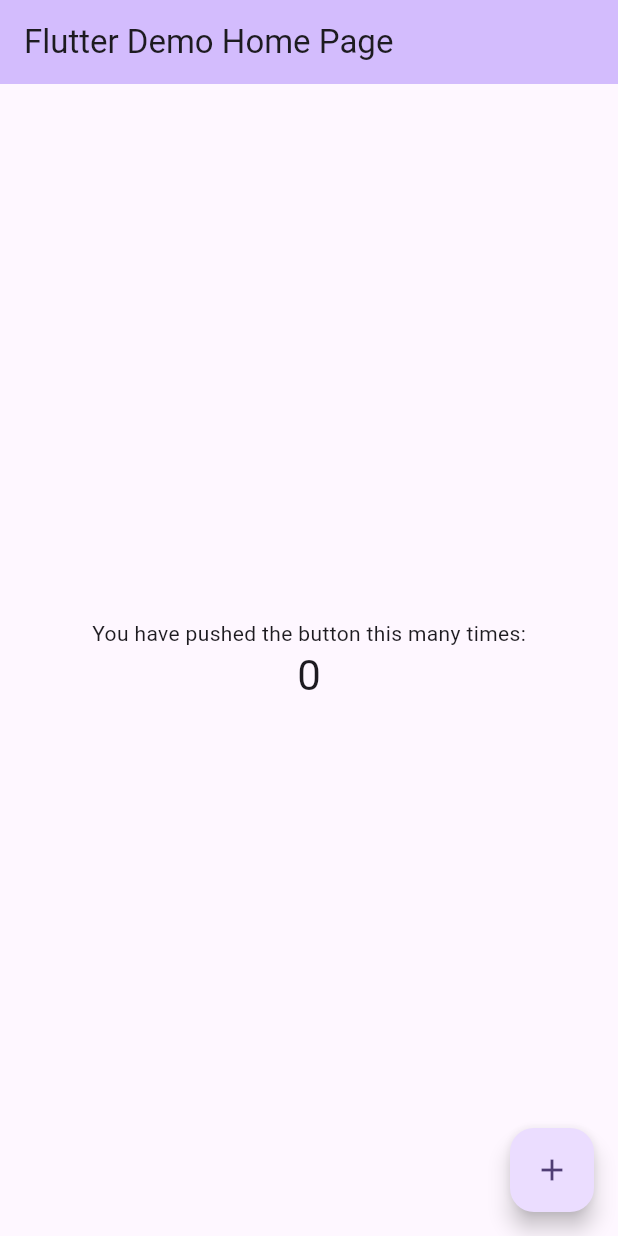
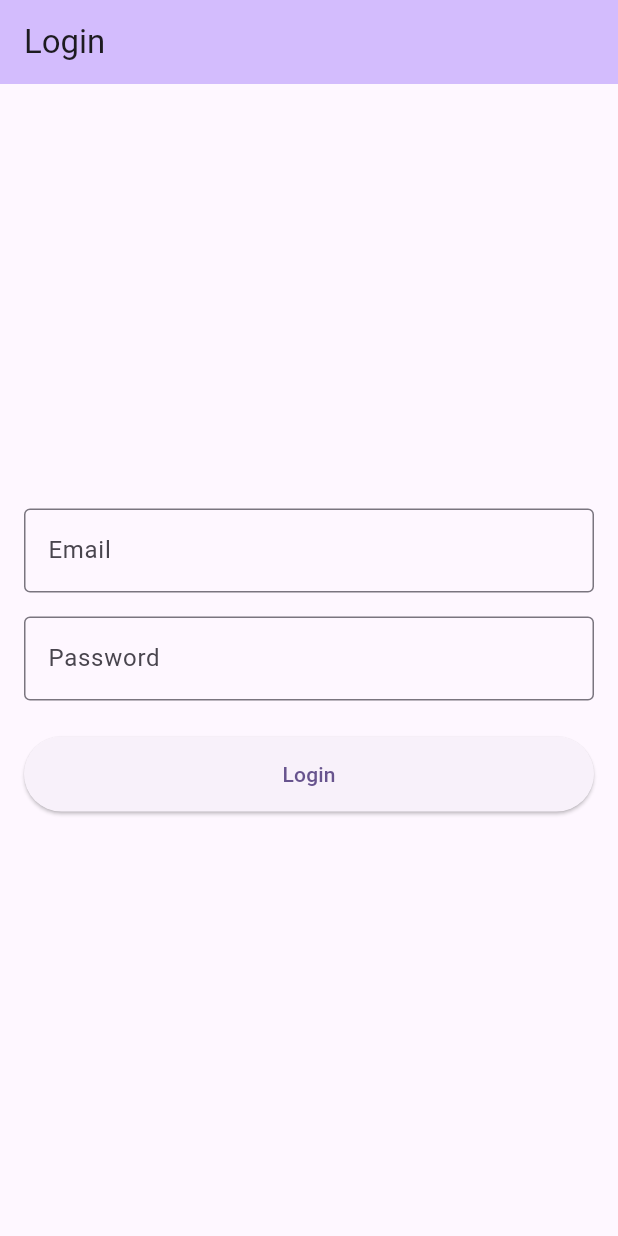
Before and after one commit to VictorSTestOrg/TestRepo, a Flutter app: the screen it shows after launch, on a phone screen of 412 x 824 dp. Run offline on Flutter 3.47's test engine with Material 3 defaults, Android fonts, the phone set to English and light mode, and no system bars.

```diff
--- a/lib/main.dart
+++ b/lib/main.dart
@@ -1,4 +1,6 @@
 import 'package:flutter/material.dart';
+
+import 'services/auth_service.dart';
 
 void main() {
   runApp(const MyApp());
@@ -11,7 +13,7 @@ class MyApp extends StatelessWidget {
   @override
   Widget build(BuildContext context) {
     return MaterialApp(
-      title: 'Flutter Demo',
+      title: 'Login Demo',
       theme: ThemeData(
         // This is the theme of your application.
         //
@@ -31,41 +33,66 @@ class MyApp extends StatelessWidget {
         colorScheme: ColorScheme.fromSeed(seedColor: Colors.deepPurple),
         useMaterial3: true,
       ),
-      home: const MyHomePage(title: 'Flutter Demo Home Page'),
+      home: const LoginPage(),
     );
   }
 }
 
-class MyHomePage extends StatefulWidget {
-  const MyHomePage({super.key, required this.title});
-
-  // This widget is the home page of your application. It is stateful, meaning
-  // that it has a State object (defined below) that contains fields that affect
-  // how it looks.
-
-  // This class is the configuration for the state. It holds the values (in this
-  // case the title) provided by the parent (in this case the App widget) and
-  // used by the build method of the State. Fields in a Widget subclass are
-  // always marked "final".
-
-  final String title;
+class LoginPage extends StatefulWidget {
+  const LoginPage({super.key});
 
   @override
-  State<MyHomePage> createState() => _MyHomePageState();
+  State<LoginPage> createState() => _LoginPageState();
 }
 
-class _MyHomePageState extends State<MyHomePage> {
-  int _counter = 0;
+class _LoginPageState extends State<LoginPage> {
+  final _formKey = GlobalKey<FormState>();
+  final _emailController = TextEditingController();
+  final _passwordController = TextEditingController();
+  final _authService = AuthService();
+  bool _isLoading = false;
+  String? _errorMessage;
 
-  void _incrementCounter() {
+  @override
+  void dispose() {
+    _emailController.dispose();
+    _passwordController.dispose();
+    super.dispose();
+  }
+
+  Future<void> _handleLogin() async {
+    if (_formKey.currentState!.validate()) {
       setState(() {
-      // This call to setState tells the Flutter framework that something has
-      // changed in this State, which causes it to rerun the build method below
-      // so that the display can reflect the updated values. If we changed
-      // _counter without calling setState(), then the build method would not be
-      // called again, and so nothing would appear to happen.
-      _counter++;
+        _isLoading = true;
+        _errorMessage = null;
       });
+
+      try {
+        final success = await _authService.login(
+          _emailController.text,
+          _passwordController.text,
+        );
+
+        if (success) {
+          // TODO: Navigate to home page
+          ScaffoldMessenger.of(context).showSnackBar(
+            const SnackBar(content: Text('Login successful!')),
+          );
+        } else {
+          setState(() {
+            _errorMessage = 'Invalid email or password';
+          });
+        }
+      } catch (e) {
+        setState(() {
+          _errorMessage = 'An error occurred. Please try again.';
+        });
+      } finally {
+        setState(() {
+          _isLoading = false;
+        });
+      }
+    }
   }
 
   @override
@@ -84,42 +111,65 @@ class _MyHomePageState extends State<MyHomePage> {
         backgroundColor: Theme.of(context).colorScheme.inversePrimary,
         // Here we take the value from the MyHomePage object that was created by
         // the App.build method, and use it to set our appbar title.
-        title: Text(widget.title),
+        title: const Text('Login'),
       ),
-      body: Center(
-        // Center is a layout widget. It takes a single child and positions it
-        // in the middle of the parent.
+      body: Padding(
+        padding: const EdgeInsets.all(16.0),
+        child: Form(
+          key: _formKey,
           child: Column(
-          // Column is also a layout widget. It takes a list of children and
-          // arranges them vertically. By default, it sizes itself to fit its
-          // children horizontally, and tries to be as tall as its parent.
-          //
-          // Column has various properties to control how it sizes itself and
-          // how it positions its children. Here we use mainAxisAlignment to
-          // center the children vertically; the main axis here is the vertical
-          // axis because Columns are vertical (the cross axis would be
-          // horizontal).
-          //
-          // TRY THIS: Invoke "debug painting" (choose the "Toggle Debug Paint"
-          // action in the IDE, or press "p" in the console), to see the
-          // wireframe for each widget.
             mainAxisAlignment: MainAxisAlignment.center,
-          children: <Widget>[
-            const Text(
-              'You have pushed the button this many times:',
+            children: [
+              TextFormField(
+                controller: _emailController,
+                decoration: const InputDecoration(
+                  labelText: 'Email',
+                  border: OutlineInputBorder(),
                 ),
-            Text(
-              '$_counter',
-              style: Theme.of(context).textTheme.headlineMedium,
+                keyboardType: TextInputType.emailAddress,
+                validator: (value) {
+                  if (value == null || value.isEmpty) {
+                    return 'Please enter your email';
+                  }
+                  return null;
+                },
+              ),
+              const SizedBox(height: 16),
+              TextFormField(
+                controller: _passwordController,
+                decoration: const InputDecoration(
+                  labelText: 'Password',
+                  border: OutlineInputBorder(),
+                ),
+                obscureText: true,
+                validator: (value) {
+                  if (value == null || value.isEmpty) {
+                    return 'Please enter your password';
+                  }
+                  return null;
+                },
+              ),
+              const SizedBox(height: 24),
+              if (_errorMessage != null)
+                Padding(
+                  padding: const EdgeInsets.only(bottom: 16),
+                  child: Text(
+                    _errorMessage!,
+                    style: const TextStyle(color: Colors.red),
+                  ),
+                ),
+              SizedBox(
+                width: double.infinity,
+                height: 50,
+                child: ElevatedButton(
+                  onPressed: _isLoading ? null : _handleLogin,
+                  child: _isLoading ? const CircularProgressIndicator() : const Text('Login'),
+                ),
               ),
             ],
           ),
         ),
-      floatingActionButton: FloatingActionButton(
-        onPressed: _incrementCounter,
-        tooltip: 'Increment',
-        child: const Icon(Icons.add),
-      ), // This trailing comma makes auto-formatting nicer for build methods.
+      ),
     );
   }
 }
--- /dev/null
+++ b/lib/services/auth_service.dart
@@ -0,0 +1,12 @@
+class AuthService {
+  Future<bool> login(String email, String password) async {
+    // Simulate network delay
+    await Future.delayed(const Duration(seconds: 2));
+
+    // Mock successful login for demo@example.com / password123
+    if (email == 'demo@example.com' && password == 'password123') {
+      return true;
+    }
+    return false;
+  }
+}
```
Lines whose indentation alone changed are shown as unchanged.
